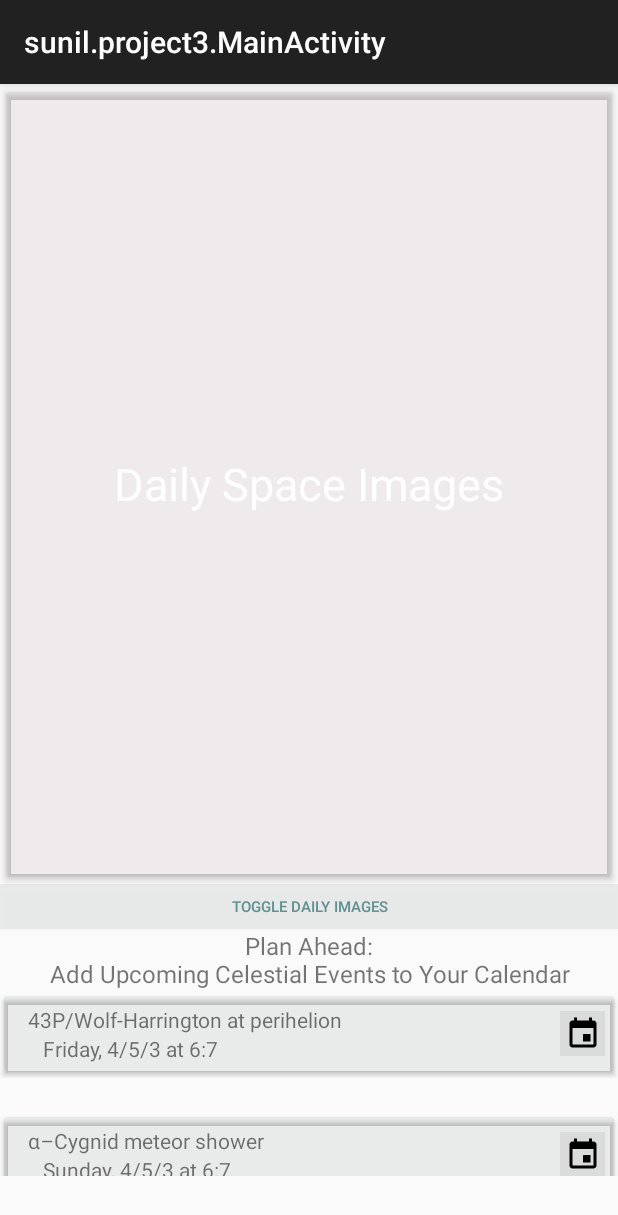
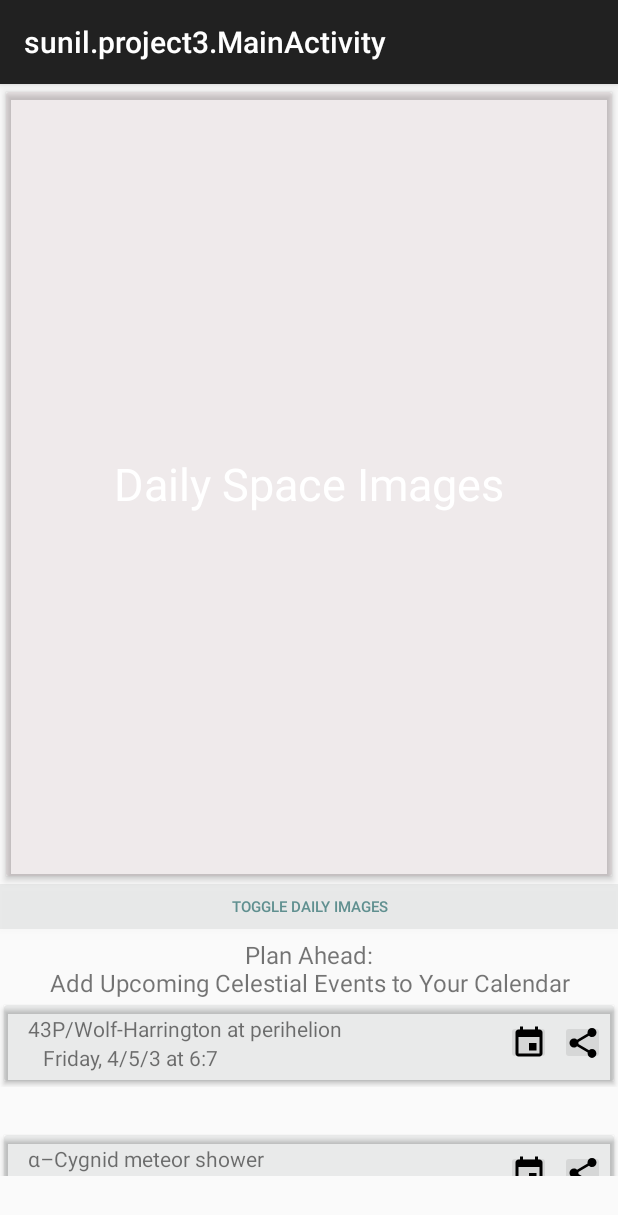
Before and after one commit to mynameissunilk/SpaceProject, an Android app: the screen it shows after launch (MainActivity), on a phone screen of 412 x 824 dp. Shown: the top 1215 px of the screen. Run offline under Robolectric (Android 15) with nearby library versions, the phone set to English and light mode, and no system bars; our stand-ins replace Picasso; pictures from the network do not load.

Commit message:
added share feature to calendar items

```diff
--- a/Project3/app/src/main/java/sunil/project3/CalendarViewHolder.java
+++ b/Project3/app/src/main/java/sunil/project3/CalendarViewHolder.java
@@ -21,20 +21,17 @@ import sunil.project3.R;
  */
 public class CalendarViewHolder extends RecyclerView.ViewHolder {
     public TextView mEventTitle,mEventDate, mSectionHeader;
-    public ImageButton mAddEvent;
+    public ImageButton mAddEvent, mShare;
     public CardView mCalendarCard;
 
     public CalendarViewHolder(final View itemView) {
         super(itemView);
         mCalendarCard = (CardView) itemView.findViewById(R.id.calendar_single_event_card);
-
         mEventDate = (TextView) itemView.findViewById(R.id.textview_calendar_event_date);
         mEventTitle = (TextView) itemView.findViewById(R.id.textview_calendar_event_title);
         mAddEvent = (ImageButton) itemView.findViewById(R.id.imagebutton_add_to_calendar);
-
-
         mSectionHeader = (TextView) itemView.findViewById(R.id.section_header_calendar);
-
+        mShare = (ImageButton) itemView.findViewById(R.id.imagebutton_calendar_share);
 
 
     }
--- a/Project3/app/src/main/java/sunil/project3/MainActivity.java
+++ b/Project3/app/src/main/java/sunil/project3/MainActivity.java
@@ -45,7 +45,7 @@ public class MainActivity extends AppCompatActivity {
 
 
         //Endpoints.connectTwitterwithToken(CardObjSingleton.getInstance().getToken());
-        Endpoints.connectGuardian();
+//        Endpoints.connectGuardian();
 
 
         //recyclerview setup
--- a/Project3/app/src/main/java/sunil/project3/MainRvAdapter.java
+++ b/Project3/app/src/main/java/sunil/project3/MainRvAdapter.java
@@ -255,10 +255,10 @@ public class MainRvAdapter extends RecyclerView.Adapter<RecyclerView.ViewHolder>
                         public void onClick(View view) {
                             Toast.makeText(mContext, "Sharing!", Toast.LENGTH_SHORT).show();
 
-                            //code for share feature, add this in whichever onClickListener should do
+                            //code for share feature
                             Intent shareIntent = new Intent();
                             shareIntent.setAction(Intent.ACTION_SEND);
-                            shareIntent.putExtra(Intent.EXTRA_TEXT, "lol.url");//guardianObj.getURL()
+                            shareIntent.putExtra(Intent.EXTRA_TEXT, guardianObj.getURL());
                             shareIntent.setType("text/plain");
                             mContext.startActivity(shareIntent);
                         }
@@ -304,23 +304,18 @@ public class MainRvAdapter extends RecyclerView.Adapter<RecyclerView.ViewHolder>
             case CALENDAR:
                 if (mList.get(position) instanceof CalendarEventObject) {
                     final CalendarViewHolder calVH = (CalendarViewHolder) holder;
+                    calendarObj = (CalendarEventObject) mList.get(position);
 
-                    calendarObj = (CalendarEventObject) mList.get(position);
-                    Log.i(TAG, "calendarObj from the beginning: "+ calendarObj.getmEventTitle());
                     Log.i(TAG, "calendar counter is: " + mCounterCalendar);
 
                         if (mCounterCalendar == 0) {
                             //insert section header
                             calVH.mSectionHeader.setText("Plan Ahead:\nAdd Upcoming Celestial Events to Your Calendar");
                             mCounterCalendar++;
-                            Log.i(TAG, "calendar counter after++ is: "+mCounterCalendar);
                         }
-                        if(mCounterCalendar > 0){mCounterCalendar = 1;}
+//                        if(mCounterCalendar > 0){mCounterCalendar = 1;}
                     calVH.mEventTitle.setText(calendarObj.getmEventTitle());
                     calVH.mEventDate.setText(calendarObj.getmEventDate());
-                    calVH.mCalendarCard.setOnClickListener(this);
-
-
 
 
                     calVH.mAddEvent.setOnClickListener(new View.OnClickListener() {
@@ -346,6 +341,20 @@ public class MainRvAdapter extends RecyclerView.Adapter<RecyclerView.ViewHolder>
                                 Toast.makeText(mContext, ""+calendarObj.getmEventTitle(), Toast.LENGTH_SHORT).show();
                             }
                         });
+
+                    calVH.mShare.setOnClickListener(new View.OnClickListener() {
+                        @Override
+                        public void onClick(View view) {
+                            calendarObj = (CalendarEventObject) mList.get(position);
+                            //code for share feature
+                            Intent shareIntent = new Intent();
+                            shareIntent.setAction(Intent.ACTION_SEND);
+                            shareIntent.putExtra(Intent.EXTRA_TEXT, calendarObj.getmDetailUrl());
+                            shareIntent.setType("text/plain");
+                            mContext.startActivity(shareIntent);
+                            Toast.makeText(mContext, "Sharing "+ calendarObj.getmEventTitle(), Toast.LENGTH_SHORT).show();
+                        }
+                    });
                     }
                 break;
         }
@@ -358,7 +367,7 @@ public class MainRvAdapter extends RecyclerView.Adapter<RecyclerView.ViewHolder>
 
     @Override
     public void onClick(View view) {
-        Log.i(TAG, "addevent click: "+ calendarObj.getmEventTitle());
+
 
     }
 }
--- a/Project3/app/src/main/res/layout/calendar_single_event_card.xml
+++ b/Project3/app/src/main/res/layout/calendar_single_event_card.xml
@@ -1,26 +1,27 @@
 <?xml version="1.0" encoding="utf-8"?>
 <LinearLayout xmlns:android="http://schemas.android.com/apk/res/android"
+    android:id="@+id/linear_layout_calendar"
     android:layout_width="match_parent"
     android:layout_height="wrap_content"
-    android:orientation="vertical"
-    android:id="@+id/linear_layout_calendar">
+    android:orientation="vertical">
 
     <TextView
         android:id="@+id/section_header_calendar"
         android:layout_width="match_parent"
         android:layout_height="wrap_content"
+        android:layout_marginTop="6dp"
         android:gravity="center_horizontal"
-        android:textSize="16sp"
-        android:text=""/>
+        android:text=""
+        android:textSize="16sp" />
 
 
     <android.support.v7.widget.CardView xmlns:card_view="http://schemas.android.com/apk/res-auto"
         android:id="@+id/calendar_single_event_card"
         android:layout_width="match_parent"
         android:layout_height="wrap_content"
+        card_view:cardBackgroundColor="@color/OpaqueDarkBlue"
         card_view:cardElevation="2dp"
-        card_view:cardUseCompatPadding="true"
-        card_view:cardBackgroundColor="@color/OpaqueDarkBlue">
+        card_view:cardUseCompatPadding="true">
 
         <RelativeLayout
             android:layout_width="match_parent"
@@ -44,17 +45,24 @@
                 android:text="Calendar Event Date" />
 
 
+                <ImageButton
+                    android:id="@+id/imagebutton_calendar_share"
+                    android:layout_width="30dp"
+                    android:layout_height="30dp"
+                    android:layout_alignParentEnd="true"
+                    android:layout_centerVertical="true"
+                    android:layout_marginRight="6dp"
+                    android:src="@drawable/ic_menu_share" />
+
+
             <ImageButton
                 android:id="@+id/imagebutton_add_to_calendar"
                 android:layout_width="30dp"
                 android:layout_height="30dp"
-                android:layout_alignParentEnd="true"
                 android:layout_centerVertical="true"
-                android:layout_marginRight="6dp"
-                android:background="@color/OpaqueDarkBlue"
+                android:layout_toLeftOf="@id/imagebutton_calendar_share"
+                android:layout_marginEnd="6dp"
                 android:src="@drawable/ic_event_black_24dp" />
-
-
         </RelativeLayout>
     </android.support.v7.widget.CardView>
 </LinearLayout>
```
